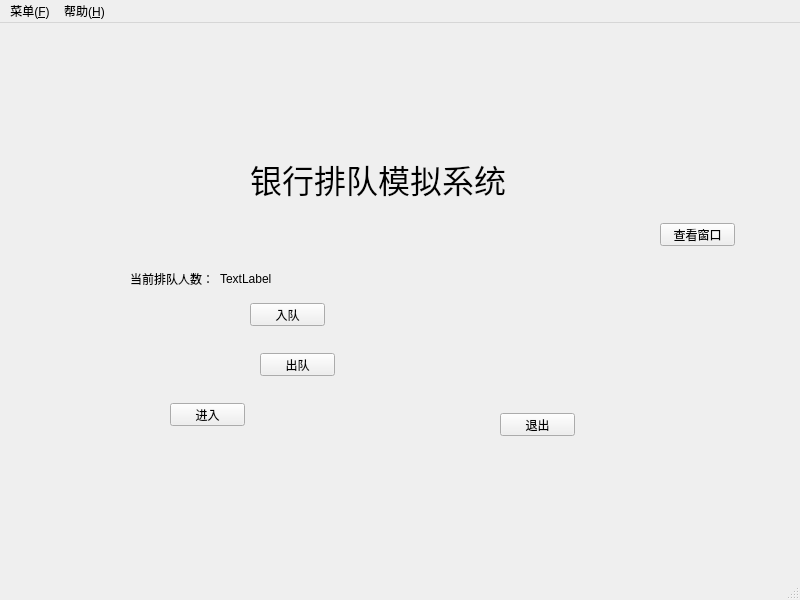
This is mymainwindow.ui in Dun180/Qt-Bank as Qt 5 draws it before an edit. The edited form follows.
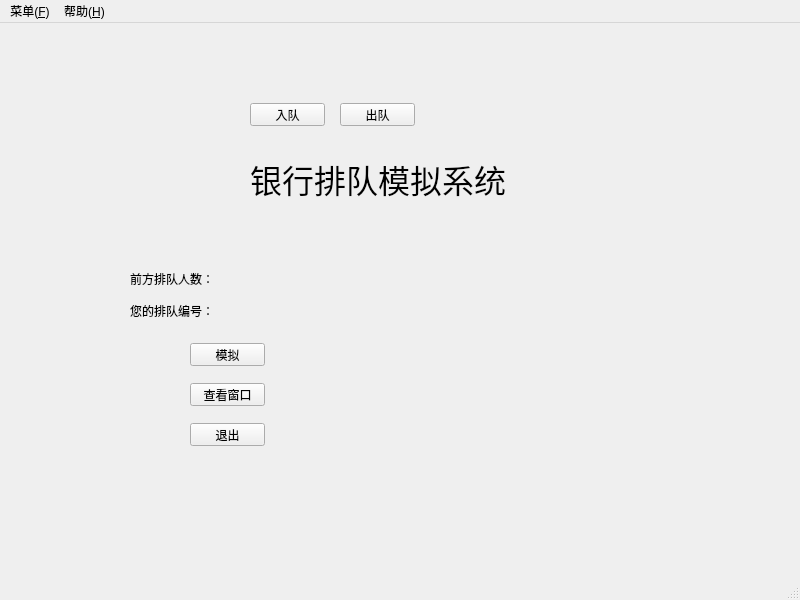
This is the edited form.

The edit to the form file:
```diff
--- a/mymainwindow.ui
+++ b/mymainwindow.ui
@@ -36,8 +36,8 @@
    <widget class="QPushButton" name="pushButton">
     <property name="geometry">
      <rect>
-      <x>500</x>
-      <y>390</y>
+      <x>190</x>
+      <y>400</y>
       <width>75</width>
       <height>23</height>
      </rect>
@@ -49,21 +49,21 @@
    <widget class="QPushButton" name="start">
     <property name="geometry">
      <rect>
-      <x>170</x>
-      <y>380</y>
+      <x>190</x>
+      <y>320</y>
       <width>75</width>
       <height>23</height>
      </rect>
     </property>
     <property name="text">
-     <string>进入</string>
+     <string>模拟</string>
     </property>
    </widget>
    <widget class="QPushButton" name="enqueue">
     <property name="geometry">
      <rect>
       <x>250</x>
-      <y>280</y>
+      <y>80</y>
       <width>75</width>
       <height>23</height>
      </rect>
@@ -75,8 +75,8 @@
    <widget class="QPushButton" name="dequeue">
     <property name="geometry">
      <rect>
-      <x>260</x>
-      <y>330</y>
+      <x>340</x>
+      <y>80</y>
       <width>75</width>
       <height>23</height>
      </rect>
@@ -95,14 +95,14 @@
      </rect>
     </property>
     <property name="text">
-     <string>当前排队人数：</string>
+     <string>前方排队人数：</string>
     </property>
    </widget>
    <widget class="QPushButton" name="windowsView">
     <property name="geometry">
      <rect>
-      <x>660</x>
-      <y>200</y>
+      <x>190</x>
+      <y>360</y>
       <width>75</width>
       <height>23</height>
      </rect>
@@ -121,7 +121,33 @@
      </rect>
     </property>
     <property name="text">
-     <string>TextLabel</string>
+     <string/>
+    </property>
+   </widget>
+   <widget class="QLabel" name="label_3">
+    <property name="geometry">
+     <rect>
+      <x>130</x>
+      <y>280</y>
+      <width>81</width>
+      <height>16</height>
+     </rect>
+    </property>
+    <property name="text">
+     <string>您的排队编号：</string>
+    </property>
+   </widget>
+   <widget class="QLabel" name="queueNum">
+    <property name="geometry">
+     <rect>
+      <x>220</x>
+      <y>280</y>
+      <width>54</width>
+      <height>12</height>
+     </rect>
+    </property>
+    <property name="text">
+     <string/>
     </property>
    </widget>
   </widget>
```
Left out of the diff: 4 changed lines with no effect on the pictures.
